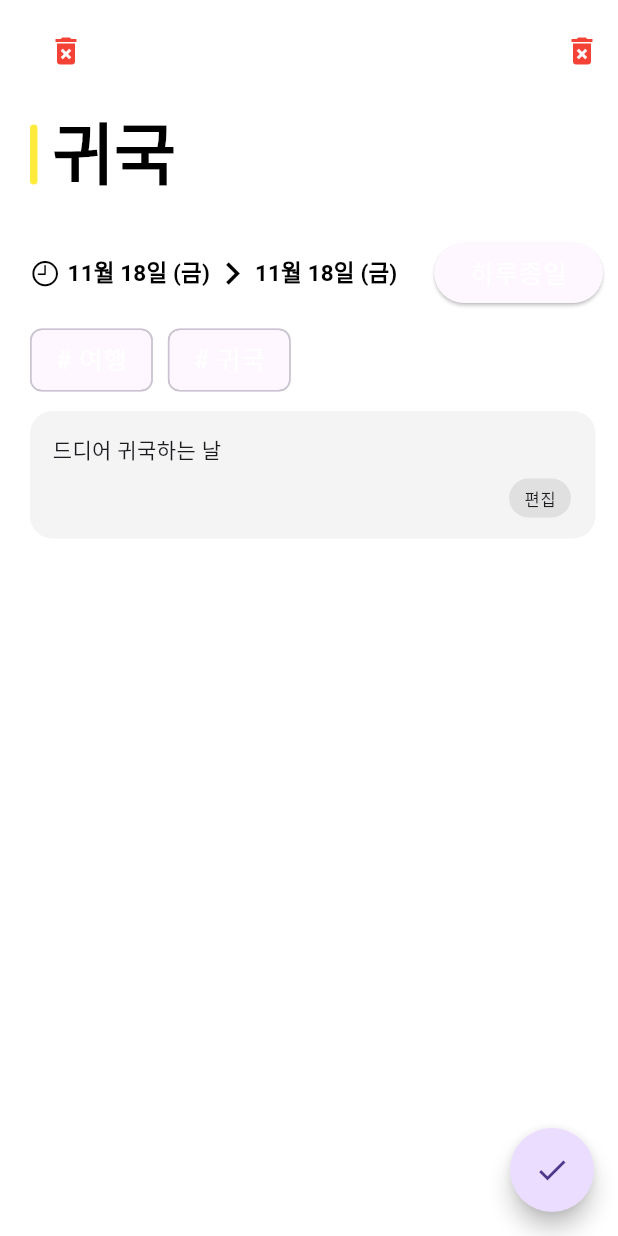
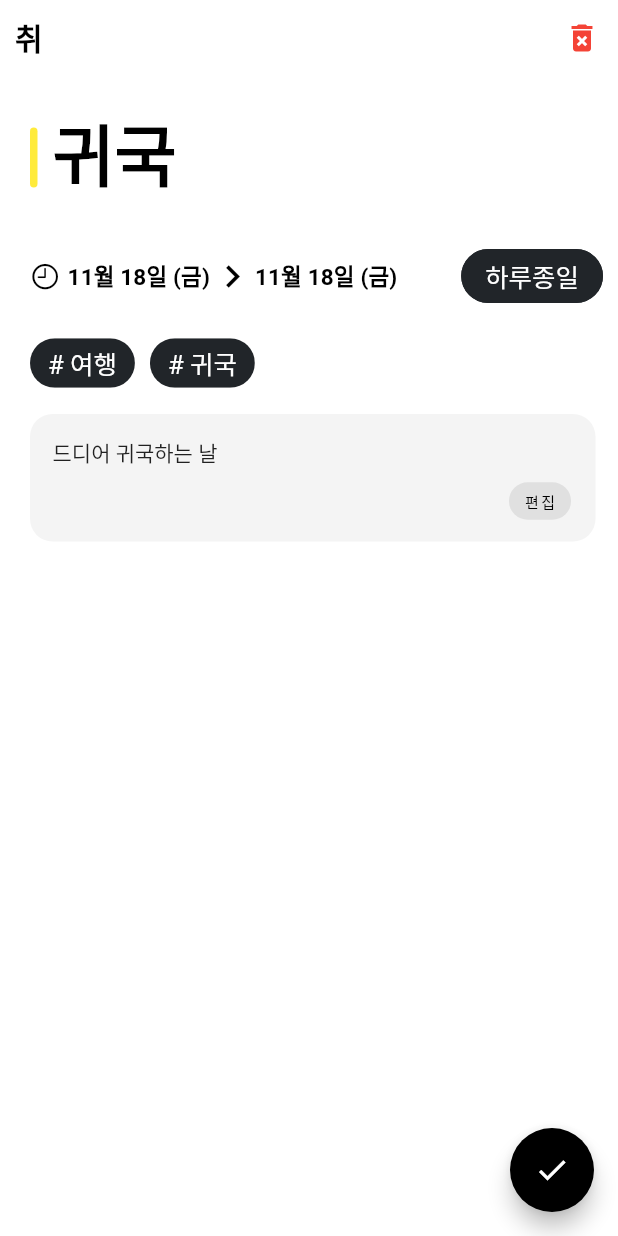
Before and after one commit to UkiDelly/calendar-with-hashtag, a Flutter app: the EventDetailPage screen opened directly with sample values from the repository, on a phone screen of 412 x 824 dp. Run offline on Flutter 3.47's test engine with Material 2 defaults, Android fonts, the phone set to English and light mode, and no system bars; our stand-ins replace flutter_riverpod, flutter_svg, freezed_annotation, modal_bottom_sheet, table_calendar.

```diff
--- a/lib/constant/themes.dart
+++ b/lib/constant/themes.dart
@@ -3,7 +3,6 @@ import 'package:flutter/material.dart';
 ThemeData lightTheme = ThemeData(
   primaryColor: Colors.white,
   primarySwatch: createMaterialColor(Colors.black),
-  useMaterial3: true,
   scaffoldBackgroundColor: Colors.white,
   primaryIconTheme: const IconThemeData(color: Colors.black),
   iconTheme: const IconThemeData(color: Colors.white),
@@ -105,7 +104,7 @@ ThemeData lightTheme = ThemeData(
     ),
   ),
   cardTheme: CardTheme(
-    color: Colors.grey.shade100,
+    color: Colors.grey.shade200,
     elevation: 0,
     shape: RoundedRectangleBorder(
       borderRadius: BorderRadius.circular(10),
@@ -113,13 +112,16 @@ ThemeData lightTheme = ThemeData(
   ),
   textButtonTheme: TextButtonThemeData(
     style: TextButton.styleFrom(
-      backgroundColor: const Color(0xff212529),
+      // backgroundColor: const Color(0xff212529),
       padding: EdgeInsets.zero,
       textStyle: const TextStyle(
-        color: Colors.white,
-        fontSize: 15,
+        color: Colors.black,
+        fontSize: 17,
+        fontWeight: FontWeight.w500,
       ),
-      foregroundColor: Colors.white,
+      splashFactory: NoSplash.splashFactory,
+
+      // foregroundColor: Colors.white,
     ),
   ),
   splashFactory: NoSplash.splashFactory,
@@ -130,7 +132,6 @@ ThemeData darkTheme = ThemeData(
   // colors for dark theme
   primaryColor: Colors.black,
   primarySwatch: createMaterialColor(Colors.white),
-  useMaterial3: true,
   scaffoldBackgroundColor: const Color(0xff212529),
   primaryIconTheme: const IconThemeData(color: Colors.white),
   backgroundColor: Colors.white,
@@ -238,6 +239,18 @@ ThemeData darkTheme = ThemeData(
     ),
   ),
   splashFactory: NoSplash.splashFactory,
+  textButtonTheme: TextButtonThemeData(
+    style: TextButton.styleFrom(
+      // backgroundColor: const Color(0xff212529),
+      padding: EdgeInsets.zero,
+      textStyle: const TextStyle(
+        color: Colors.black,
+        fontSize: 17,
+      ),
+      splashFactory: NoSplash.splashFactory,
+      // foregroundColor: Colors.white,
+    ),
+  ),
 );
 
 class AppColor {
--- a/lib/view/Event/Memo/memo_page.dart
+++ b/lib/view/Event/Memo/memo_page.dart
@@ -38,9 +38,9 @@ class _MemoInputPageState extends State<MemoInputPage> {
               ),
 
               // Memo
-              const Text(
+              Text(
                 '메모',
-                style: TextStyle(fontSize: 20, fontWeight: FontWeight.w600),
+                style: Theme.of(context).primaryTextTheme.labelMedium,
               ),
 
               // ok button
--- a/lib/view/Event/event_detail_page.dart
+++ b/lib/view/Event/event_detail_page.dart
@@ -5,6 +5,7 @@ import 'package:care_square_assignment/view/Event/widgets/memo.dart';
 import 'package:care_square_assignment/view/Event/widgets/tags.dart';
 import 'package:care_square_assignment/view/Event/widgets/title.dart';
 import 'package:care_square_assignment/view/Main/main_view.dart';
+import 'package:flutter/cupertino.dart';
 import 'package:flutter/material.dart';
 import 'package:flutter_riverpod/flutter_riverpod.dart';
 
@@ -42,6 +43,46 @@ class _EventDetailPageState extends ConsumerState<EventDetailPage> {
 
     return BasicScaffold(
       //* 저장 버튼
+      appBar: AppBar(
+        leading:
+            // 취소 버튼
+            Container(
+          margin: const EdgeInsets.symmetric(horizontal: 10, vertical: 10),
+          child: CupertinoButton(
+            onPressed: () {
+              Navigator.pop(context);
+            },
+            padding: EdgeInsets.zero,
+
+            // padding: const EdgeInsets.symmetric(horizontal: 20),
+            child: Text(
+              '취소',
+              style: Theme.of(context)
+                  .primaryTextTheme
+                  .displayMedium!
+                  .copyWith(fontWeight: FontWeight.bold),
+            ),
+          ),
+        ),
+        toolbarHeight: 50,
+        actions: [
+          //* 이벤트 삭제
+          Consumer(
+            builder: (context, ref, child) {
+              EventsNotifier eventsNotifier = ref.watch(eventListProvider.notifier);
+              // 삭제 버튼
+              return IconButton(
+                // alert dialog 띄우기
+                onPressed: () => _showAlertDialog(context, eventsNotifier, widget.event),
+                icon: const Icon(
+                  Icons.delete_forever,
+                  color: Colors.red,
+                ),
+              );
+            },
+          ),
+        ],
+      ),
       floatingActionButton: FloatingActionButton(
         // backgroundColor: Theme.of(context).backgroundColor,
         onPressed: () {
@@ -89,42 +130,8 @@ class _EventDetailPageState extends ConsumerState<EventDetailPage> {
         padding: const EdgeInsets.only(left: 20, right: 0, top: 10),
         child: Column(
           crossAxisAlignment: CrossAxisAlignment.start,
+          mainAxisAlignment: MainAxisAlignment.start,
           children: [
-            Row(
-              mainAxisAlignment: MainAxisAlignment.spaceBetween,
-              children: [
-                Consumer(
-                  builder: (context, ref, child) {
-                    EventsNotifier eventsNotifier = ref.watch(eventListProvider.notifier);
-                    // 삭제 버튼
-                    return IconButton(
-                      // alert dialog 띄우기
-                      onPressed: () => Navigator.of(context).pop(),
-                      icon: const Icon(
-                        Icons.delete_forever,
-                        color: Colors.red,
-                      ),
-                    );
-                  },
-                ),
-                //* 이벤트 삭제
-                Consumer(
-                  builder: (context, ref, child) {
-                    EventsNotifier eventsNotifier = ref.watch(eventListProvider.notifier);
-                    // 삭제 버튼
-                    return IconButton(
-                      // alert dialog 띄우기
-                      onPressed: () => _showAlertDialog(context, eventsNotifier, widget.event),
-                      icon: const Icon(
-                        Icons.delete_forever,
-                        color: Colors.red,
-                      ),
-                    );
-                  },
-                ),
-              ],
-            ),
-
             //* 제목
             TitleWidget(
               event: widget.event,
--- a/lib/view/Event/widgets/date.dart
+++ b/lib/view/Event/widgets/date.dart
@@ -75,10 +75,14 @@ class _TimePickState extends State<TimePick> {
               const Spacer(),
               ElevatedButton(
                 style: ElevatedButton.styleFrom(
-                  backgroundColor: allDay
-                      ? Theme.of(context).backgroundColor
-                      : Theme.of(context).scaffoldBackgroundColor,
-                  shape: RoundedRectangleBorder(borderRadius: BorderRadius.circular(25)),
+                  backgroundColor: allDay ? Theme.of(context).backgroundColor : Colors.transparent,
+                  elevation: 0,
+                  shape: RoundedRectangleBorder(
+                    borderRadius: BorderRadius.circular(25),
+                    side: BorderSide(
+                      color: Theme.of(context).backgroundColor,
+                    ),
+                  ),
                 ),
                 onPressed: () {
                   allDay = !allDay;
--- a/lib/view/Main/widget/appbar/appbar.dart
+++ b/lib/view/Main/widget/appbar/appbar.dart
@@ -60,7 +60,7 @@ class CalendarAppBar extends ConsumerWidget {
             child: Icon(
               CupertinoIcons.search,
               size: 25,
-              color: Theme.of(context).iconTheme.color,
+              color: Theme.of(context).primaryIconTheme.color,
             ),
           ),
 
@@ -72,7 +72,7 @@ class CalendarAppBar extends ConsumerWidget {
             //     context: context, builder: (context) => const AccountPage()),
             child: Icon(
               CupertinoIcons.calendar,
-              color: Theme.of(context).iconTheme.color,
+              color: Theme.of(context).primaryIconTheme.color,
               size: 25,
             ),
           ),
@@ -87,7 +87,7 @@ class CalendarAppBar extends ConsumerWidget {
             //     builder: (context) => const SettingPage()),
             child: Icon(
               Icons.settings,
-              color: Theme.of(context).iconTheme.color,
+              color: Theme.of(context).primaryIconTheme.color,
               size: 25,
             ),
           )
--- a/lib/view/Main/widget/calendar/cells/outside.dart
+++ b/lib/view/Main/widget/calendar/cells/outside.dart
@@ -22,7 +22,7 @@ class OutSideCell extends StatelessWidget {
           //* 날짜
           Text(
             day.day.toString(),
-            style: Theme.of(context).textTheme.bodySmall!.copyWith(
+            style: Theme.of(context).primaryTextTheme.bodySmall!.copyWith(
                   color: day.weekday == 6 || day.weekday == 7
                       ? AppColor.holidayColor.withOpacity(0.5)
                       : Colors.grey.withOpacity(0.5),
--- a/lib/view/Main/widget/events/new_event_card.dart
+++ b/lib/view/Main/widget/events/new_event_card.dart
@@ -40,7 +40,7 @@ class _AddNewEventState extends State<AddNewEvent> {
             onPressed: () => showCupertinoModalBottomSheet(
               // enableDrag: false,
               isDismissible: false,
-
+              enableDrag: false,
               context: context,
               shape: RoundedRectangleBorder(
                 side: BorderSide(color: Theme.of(context).textTheme.bodyLarge!.color!),
--- a/pubspec.yaml
+++ b/pubspec.yaml
@@ -36,6 +36,8 @@ dependencies:
   flutter_screenutil: ^5.6.0
   freezed_annotation: ^2.2.0
   auto_animated: ^3.1.0
+  page_transition: ^2.0.9
+  go_router: ^5.2.0
 
   # The following adds the Cupertino Icons font to your application.
   # Use with the CupertinoIcons class for iOS style icons.
```
Also changed, not shown: pubspec.lock.
